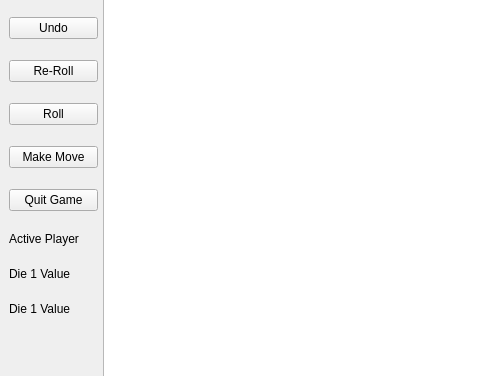
This is chutes_and_ladders/mainwindow.ui in Tyler-Scripps/csci-3010-hw4 as Qt 5 draws it before an edit; both pictures show x 0 to 480 and y 179 to 555 of the 1280 by 720 pixel window. The edited form follows.
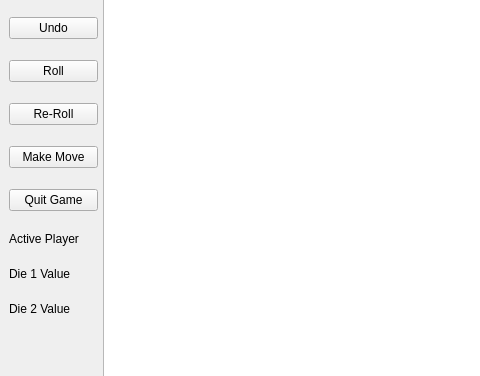
This is the edited form.

```diff
--- a/chutes_and_ladders/mainwindow.ui
+++ b/chutes_and_ladders/mainwindow.ui
@@ -75,13 +75,6 @@
        </property>
       </widget>
      </item>
-     <item>
-      <widget class="QPushButton" name="rerollBut">
-       <property name="text">
-        <string>Re-Roll</string>
-       </property>
-      </widget>
-     </item>
      <item>
       <widget class="QPushButton" name="rollBut">
        <property name="text">
@@ -89,6 +82,13 @@
        </property>
       </widget>
      </item>
+     <item>
+      <widget class="QPushButton" name="rerollBut">
+       <property name="text">
+        <string>Re-Roll</string>
+       </property>
+      </widget>
+     </item>
      <item>
       <widget class="QPushButton" name="moveBut">
        <property name="text">
@@ -138,7 +138,7 @@
         </sizepolicy>
        </property>
        <property name="text">
-        <string>Die 1 Value</string>
+        <string>Die 2 Value</string>
        </property>
       </widget>
      </item>
```
